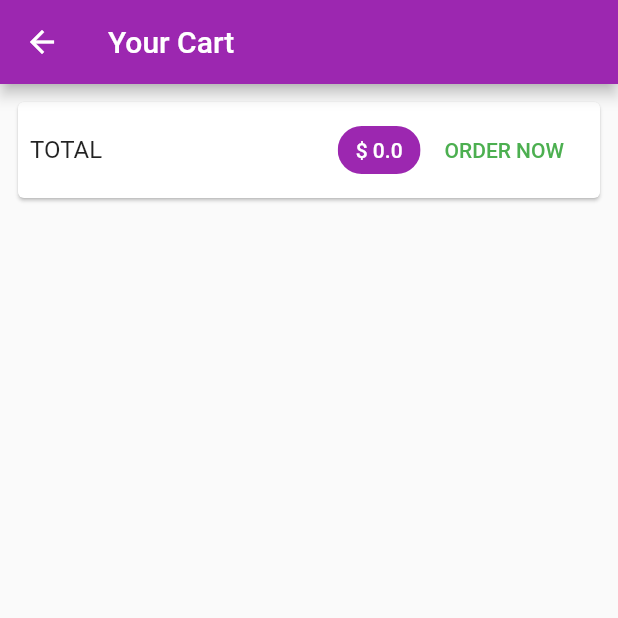
After one commit to AKASHANGADII/shop_app, a Flutter app: the CartScreen screen opened by its route, on a phone screen of 412 x 824 dp, the top half of it. The commit adds this screen. Run offline on Flutter 3.47's test engine with Material 2 defaults, Android fonts, the phone set to English and light mode, and no system bars; network calls fail.

Commit message:
Added cart screen

```diff
--- a/lib/main.dart
+++ b/lib/main.dart
@@ -1,6 +1,7 @@
 import 'package:flutter/material.dart';
 import 'package:shop_app/providers/cart_provider.dart';
 import 'package:shop_app/providers/products_provider.dart';
+import 'package:shop_app/screens/cart_screen.dart';
 import 'package:shop_app/screens/product_detail_screen.dart';
 import 'package:shop_app/screens/product_overview_screen.dart';
 import 'package:provider/provider.dart';
@@ -28,6 +29,7 @@ class MyApp extends StatelessWidget {
         routes: {
           '/':(ctx)=>ProductOverViewScreen(),
           ProductDetailScreen.routeName:(ctx)=>ProductDetailScreen(),
+          CartScreen.routeName:(ctx)=>CartScreen(),
         },
       ),
     );
--- a/lib/providers/cart_provider.dart
+++ b/lib/providers/cart_provider.dart
@@ -1,6 +1,6 @@
 import 'package:flutter/material.dart';
 
-class CartItem{
+class CartItem with ChangeNotifier{
   String id;
   String title;
   double price;
@@ -18,6 +18,23 @@ class Cart with ChangeNotifier{
   int cartLength(){
     return _items.length;
   }
+
+  double get totalAmount{
+    var total=0.0;
+    _items.forEach((key, value) {total+=value.price*value.quantity;});
+    return total;
+  }
+
+  void incrementQuantity(String id,String title,int quantity,double price){
+    _items.update(id, (value) => CartItem(id: value.id, title: value.title, quantity: value.quantity+1, price: value.price));
+    notifyListeners();
+}
+  void decrementQuantity(String id,String title,int quantity,double price){
+    if(quantity>1){
+    _items.update(id, (value) => CartItem(id: value.id, title: value.title, quantity: value.quantity-1, price: value.price));
+    notifyListeners();
+    }
+  }
   void addItem(String id,String title,double price){
     if(_items.containsKey(id)){
       _items.update(id, (value) => CartItem(id: value.id, title: value.title, quantity: value.quantity+1, price: value.price));
--- /dev/null
+++ b/lib/screens/cart_screen.dart
@@ -0,0 +1,47 @@
+import 'package:flutter/material.dart';
+import 'package:provider/provider.dart';
+import 'package:shop_app/widgets/cart_item.dart';
+import '../providers/cart_provider.dart';
+
+class CartScreen extends StatelessWidget {
+  static const routeName="/cart-screen";
+  const CartScreen({Key? key}) : super(key: key);
+
+  @override
+  Widget build(BuildContext context) {
+    final card=Provider.of<Cart>(context);
+    final cardList=card.items;
+    return Scaffold(
+      appBar: AppBar(
+        title: Text("Your Cart"),
+      ),
+      body: Column(
+        children: [
+          Card(
+            margin: EdgeInsets.all(12),
+            child: Padding(
+              padding: const EdgeInsets.all(8.0),
+              child: Row(
+                mainAxisAlignment: MainAxisAlignment.spaceBetween,
+                children: [
+                  Text("TOTAL",style: TextStyle(fontSize: 16),),
+                  Spacer(),
+                  Chip(label: Text("\$ ${card.totalAmount}",style: TextStyle(color: Colors.white),),backgroundColor: Colors.purple,),
+                  FlatButton(onPressed: (){}, child: Text("ORDER NOW",style: TextStyle(color: Colors.green),))
+                ],
+              ),
+            ),
+          ),
+          Expanded(
+            child: ListView.builder(
+              itemCount: cardList.length,
+              itemBuilder: (ctx,i)=>ChangeNotifierProvider.value(
+                  value:cardList[i],
+                  child: CartItemCard(),
+            ),
+          ),),
+        ],
+      ),
+    );
+  }
+}
--- a/lib/screens/product_overview_screen.dart
+++ b/lib/screens/product_overview_screen.dart
@@ -1,5 +1,6 @@
 import 'package:flutter/material.dart';
 import 'package:provider/provider.dart';
+import 'package:shop_app/screens/cart_screen.dart';
 
 import '../providers/cart_provider.dart';
 import '../providers/product.dart';
@@ -30,7 +31,7 @@ class _ProductOverViewScreenState extends State<ProductOverViewScreen> {
             builder: (_, cart, ch) => Badge(
                 child: IconButton(
                     onPressed: (){
-
+                      Navigator.pushNamed(context, CartScreen.routeName);
                     },
                     icon: Icon(Icons.shopping_cart)),
                 value: cart.cartLength().toString(),
```
Also changed, not shown: lib/widgets/cart_item.dart (added, +85 -0 lines).
